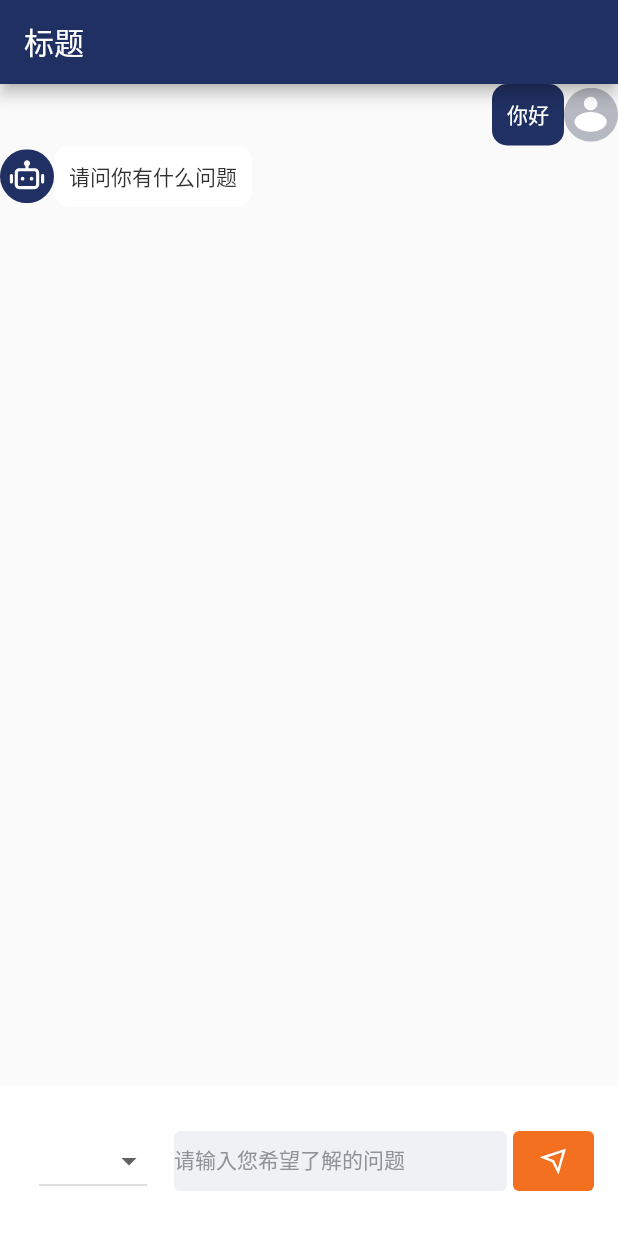
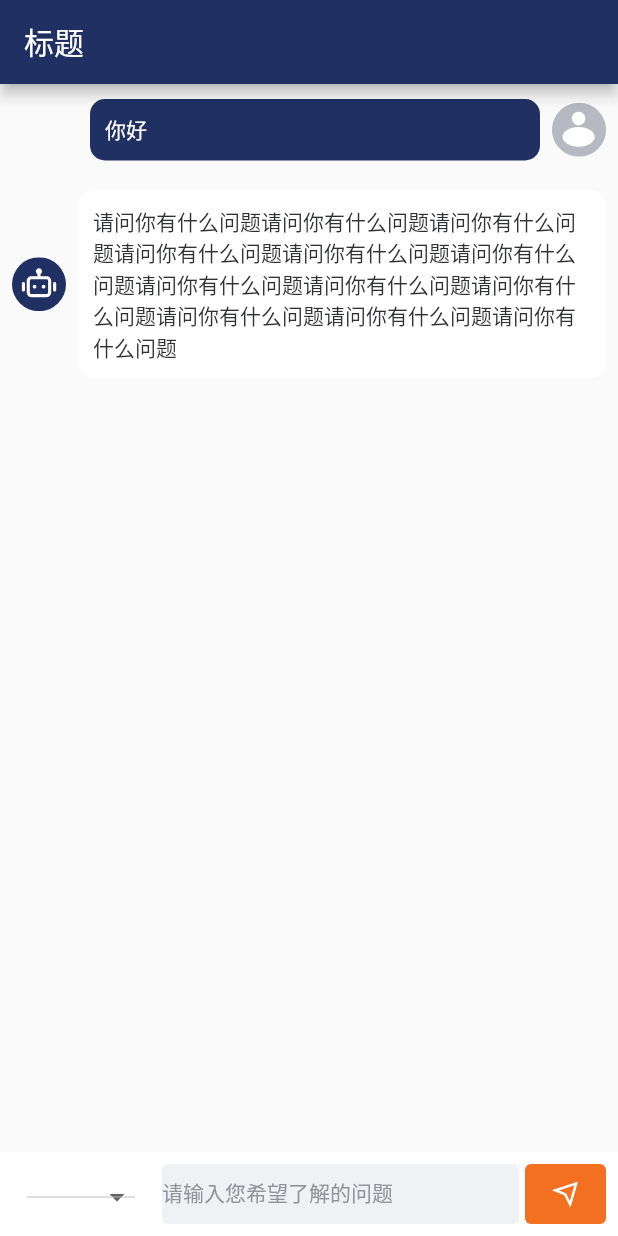
Before and after one commit to GGupzHH/tax-robot, a Flutter app: the screen it shows after launch, on a phone screen of 412 x 824 dp. Run offline on Flutter 3.47's test engine with Material 2 defaults, Android fonts, the phone set to English and light mode, and no system bars; our stand-ins replace flutter_svg, get.

Commit message:
⬆️ (code button navbar): Code navbar
eidt list

```diff
--- a/lib/pages/robot/controller/robot.controller.dart
+++ b/lib/pages/robot/controller/robot.controller.dart
@@ -10,7 +10,7 @@ class RobotController extends GetxController {
     },
     {
       'role': 'assistant',
-      'content': '请问你有什么问题',
+      'content': '请问你有什么问题请问你有什么问题请问你有什么问题请问你有什么问题请问你有什么问题请问你有什么问题请问你有什么问题请问你有什么问题请问你有什么问题请问你有什么问题请问你有什么问题请问你有什么问题',
     },
   ];
 
--- a/lib/pages/robot/robot.dart
+++ b/lib/pages/robot/robot.dart
@@ -38,8 +38,9 @@ class RobotPage extends StatelessWidget {
             ),
           ),
           Container(
+            height: 56,
             color: Colors.white,
-            padding: const EdgeInsets.all(16.0),
+            padding: const EdgeInsets.all(8.0),
             child: Row(
               children: [
                 GestureDetector(
@@ -114,7 +115,6 @@ class RobotPage extends StatelessWidget {
               ],
             ),
           )
-
         ],
       ),
     );
@@ -123,15 +123,26 @@ class RobotPage extends StatelessWidget {
   Widget _buildMessage(String role, String content) {
     final isUser = role == 'user';
 
-    return Row(
+    return Padding(
+      padding: const EdgeInsets.symmetric(vertical: 10, horizontal: 8),
+      child: Row(
         mainAxisAlignment: isUser ? MainAxisAlignment.end : MainAxisAlignment.start,
         children: [
-        if (!isUser)
-          SvgPicture.asset(
+          if (!isUser) ...[
+            Padding(
+              padding: const EdgeInsets.only(right: 8),
+              child: SvgPicture.asset(
                 AssetsSvg.iconAvatarRobotSvg,
                 width: 36,
               ),
-        Container(
+            )
+          ] else ... [
+            SizedBox(
+              width: 52,
+            )
+          ],
+          Expanded(
+            child: Container(
               padding: const EdgeInsets.all(10),
               decoration: BoxDecoration(
                 borderRadius: BorderRadius.circular(10),
@@ -144,12 +155,17 @@ class RobotPage extends StatelessWidget {
                 ),
               ),
             ),
+          ),
           if (isUser)
-          SvgPicture.asset(
+            Padding(
+              padding: const EdgeInsets.only(left: 8),
+              child: SvgPicture.asset(
                 AssetsSvg.iconAvatarUserSvg,
                 width: 36,
               ),
+            ),
         ],
+      ),
     );
   }
 }
```
Lines whose indentation alone changed are shown as unchanged.
